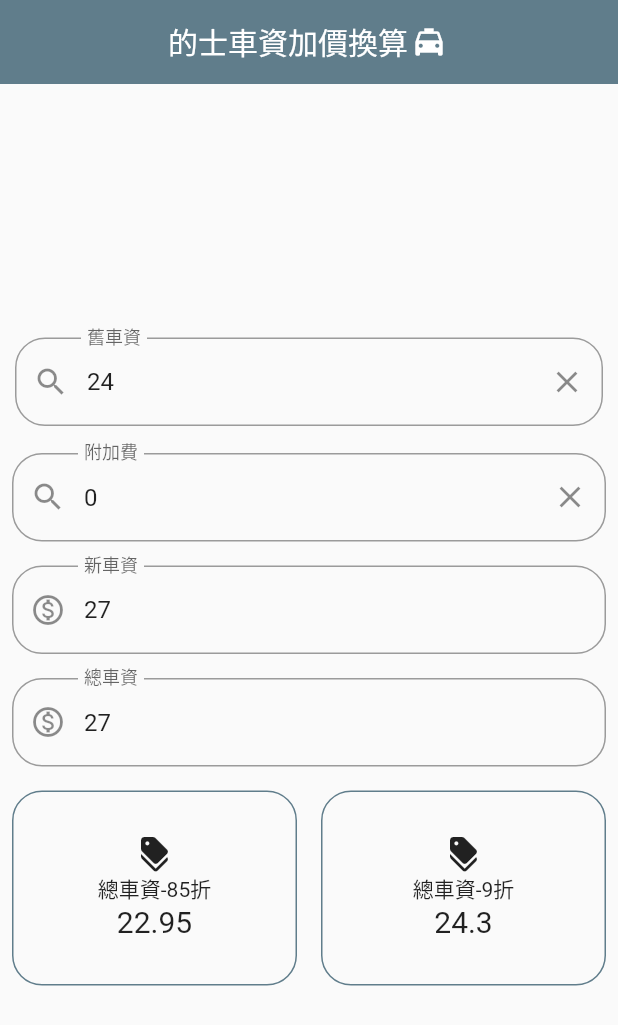
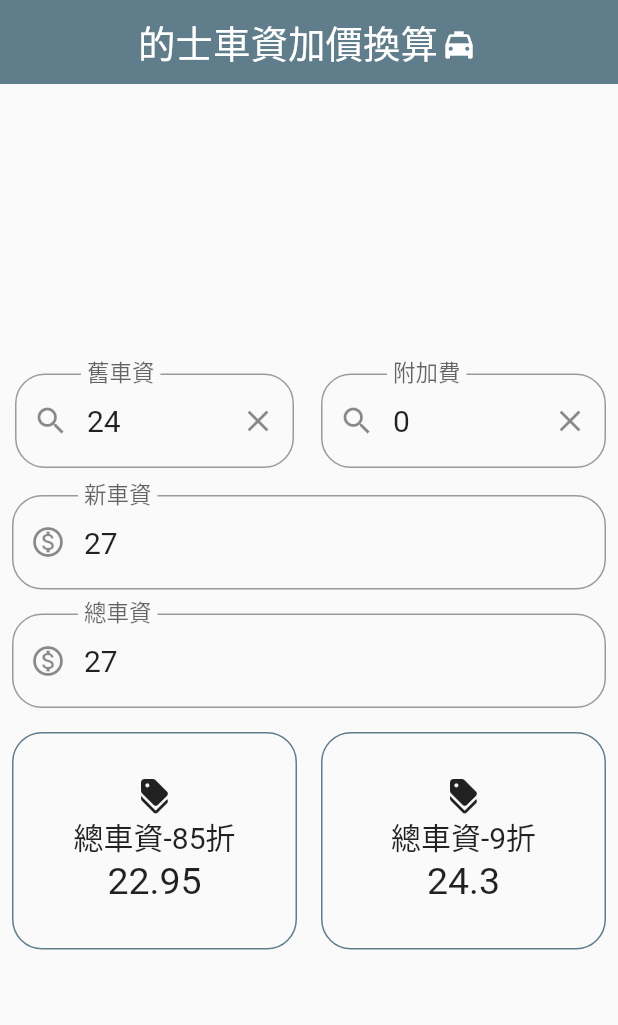
Before and after one commit to Mgambo/hk-taxi-discount-calculator, a Flutter app: the screen it shows after launch, on a phone screen of 412 x 824 dp. Shown: the top 1025 px of the screen. Run offline on Flutter 3.47's test engine with Material 2 defaults, Android fonts, the phone set to English and light mode, and no system bars.

Commit message:
added new const for font style, grouped error message text to language

```diff
--- a/lib/components/price.dart
+++ b/lib/components/price.dart
@@ -1,4 +1,5 @@
 import 'package:flutter/material.dart';
+import '../consts/styles/font.dart';
 
 class priceField extends StatelessWidget {
   String label;
@@ -23,10 +24,11 @@ class priceField extends StatelessWidget {
               Text(
                 label,
                 textAlign: TextAlign.center,
-                style: const TextStyle(fontSize: 14.0),
+                style: const TextStyle(fontSize: Styles_Font.labelFontSize),
               )
           ),
-          Text(price, textAlign: TextAlign.center)
+          Text(price, textAlign: TextAlign.center,
+          style: const TextStyle(fontSize: 25.0),)
         ]
       )
     );
--- a/lib/consts/languages/chinese.dart
+++ b/lib/consts/languages/chinese.dart
@@ -1,3 +1,6 @@
+import '../rate.dart';
+
+const int oldPrice = rate.oldPrice;
 class label {
   static const title = '的士車資加價換算';
   static const originalPrice = '舊車資';
@@ -6,4 +9,8 @@ class label {
   static const totalPrice = '總車資';
   static const eightyFive = '總車資-85折';
   static const ninety = '總車資-9折';
+
+  static const errorMessage = {
+    "invalidInput": '錯誤車資, 最少車資: \$$oldPrice'
+  };
 }
--- a/lib/consts/rate.dart
+++ b/lib/consts/rate.dart
@@ -1,13 +1,13 @@
 class rate {
-  static int oldPrice = 24;
-  static int newPrice = 27;
-  static Map beforeNineKm = const {
+  static const int oldPrice = 24;
+  static const int newPrice = 27;
+  static const Map beforeNineKm = {
     'max': 83.5,
     'meter': 0.2,
     'oldRate': 1.7,
     'newRate': 1.9
   };
-  static Map afterNineKm = const {
+  static const Map afterNineKm = {
     'max': 93.5,
     'oldRate': 1.2,
     'newRate': 1.3
--- /dev/null
+++ b/lib/consts/styles/font.dart
@@ -0,0 +1,3 @@
+class Styles_Font {
+  static const double labelFontSize = 20.0;
+}
--- a/lib/screens/home.dart
+++ b/lib/screens/home.dart
@@ -1,6 +1,7 @@
 import 'package:flutter/material.dart';
+import '../consts/languages/chinese.dart';
 import '../consts/rate.dart';
-import '../consts/languages/chinese.dart';
+import '../consts/styles/font.dart';
 import '../components/price.dart';
 import '../utils/rate.dart';
 
@@ -58,18 +59,18 @@ class _MyHomePageState extends State<MyHomePage> {
       } else {
         newPrice = 0;
       }
-      newPriceController.text = newPrice.toString();
+      newPriceController.text = newPrice.toStringAsFixed(2);
       totalPrice = newPrice + extraPrice;
-      totalPriceController.text = totalPrice.toString();
-      eightyFivePrice = ((newPrice * 0.85) + extraPrice).toStringAsPrecision(3).toString();
-      ninetyPrice = ((newPrice * 0.9) + extraPrice).toStringAsPrecision(3).toString();
+      totalPriceController.text = totalPrice.toStringAsFixed(2);
+      eightyFivePrice = ((newPrice * 0.85) + extraPrice).toStringAsFixed(2);
+      ninetyPrice = ((newPrice * 0.9) + extraPrice).toStringAsFixed(2);
       priceField.priceController.text = ninetyPrice;
     });
   }
 
   String ? get oldPriceErrorText {
     final text = oldPriceController.value.text;
-    String wrongPriceText = '錯誤車資, 請輸入';
+    String? wrongPriceText = label.errorMessage["invalidInput"];
     if (text == '') {
       return wrongPriceText;
     }
@@ -89,7 +90,7 @@ class _MyHomePageState extends State<MyHomePage> {
         title: RichText(
           text: TextSpan(
             children: [
-              TextSpan(text: widget.title, style: const TextStyle(fontSize: 20.0)),
+              TextSpan(text: widget.title, style: const TextStyle(fontSize: 25.0)),
               const WidgetSpan(child:
                 Padding(
                   padding: EdgeInsets.symmetric(horizontal: 2.0),
@@ -113,12 +114,14 @@ class _MyHomePageState extends State<MyHomePage> {
                       controller: oldPriceController,
                       onChanged: (value) => calculatePrice(value, 'old'),
                       keyboardType: const TextInputType.numberWithOptions(decimal: true),
+                      style: const TextStyle(fontSize: Styles_Font.labelFontSize),
                       decoration: InputDecoration(
+                        labelStyle: const TextStyle(fontSize: Styles_Font.labelFontSize),
                         prefixIcon: const Icon(Icons.search),
                         suffixIcon: IconButton(
                           onPressed: () {
-                            oldPriceController.text = rate.oldPrice.toString();
-                            calculatePrice(rate.oldPrice.toString(), 'old');
+                            oldPriceController.text = '0';
+                            calculatePrice('0', 'old');
                           },
                           icon: const Icon(Icons.clear),
                         ),
@@ -131,13 +134,13 @@ class _MyHomePageState extends State<MyHomePage> {
                     ),
                   )
                 ),
-              ]
-            ),
-            Padding(padding: const EdgeInsets.all(8.0),
+                Expanded(
+                  child: Padding(padding: const EdgeInsets.all(8.0),
                     child: TextFormField(
                       controller: extraPriceController,
                       onChanged: (value) => calculatePrice(value, 'extra'),
                       keyboardType: const TextInputType.numberWithOptions(decimal: true),
+                      style: const TextStyle(fontSize: Styles_Font.labelFontSize),
                       decoration: InputDecoration(
                         prefixIcon: const Icon(Icons.search),
                         suffixIcon: IconButton(
@@ -148,18 +151,24 @@ class _MyHomePageState extends State<MyHomePage> {
                           icon: const Icon(Icons.clear),
                         ),
                         labelText: label.extraPrice,
+                        labelStyle: const TextStyle(fontSize: Styles_Font.labelFontSize),
                         border: OutlineInputBorder(
                           borderRadius: BorderRadius.circular(20)
                         )
                       ),
                     ),
                   ),
+                )
+              ]
+            ),
             Padding(padding: const EdgeInsets.all(8.0),
               child: TextFormField(
                 readOnly: true,
                 controller: newPriceController,
+                style: const TextStyle(fontSize: Styles_Font.labelFontSize),
                 decoration: InputDecoration(
                   prefixIcon: const Icon(Icons.monetization_on_outlined),
+                  labelStyle: const TextStyle(fontSize: Styles_Font.labelFontSize),
                   labelText: label.newPrice,
                   border: OutlineInputBorder(
                     borderRadius: BorderRadius.circular(20)
@@ -171,8 +180,10 @@ class _MyHomePageState extends State<MyHomePage> {
               child: TextFormField(
                 readOnly: true,
                 controller: totalPriceController,
+                style: const TextStyle(fontSize: Styles_Font.labelFontSize),
                 decoration: InputDecoration(
                   prefixIcon: const Icon(Icons.monetization_on_outlined),
+                  labelStyle: const TextStyle(fontSize: Styles_Font.labelFontSize),
                   labelText: label.totalPrice,
                   border: OutlineInputBorder(
                     borderRadius: BorderRadius.circular(20)
--- a/lib/utils/rate.dart
+++ b/lib/utils/rate.dart
@@ -20,10 +20,6 @@ class rateUtil {
       return rate.newPrice + (km * rate.beforeNineKm['newRate']);
     } else {
       num km = double.parse((value - rate.beforeNineKm['max']).toStringAsFixed(2)) / rate.afterNineKm['oldRate'];
-      print(km);
-      print(rate.beforeNineKm['max']);
-      print(rate.afterNineKm['max']);
-      // return 0;
       return rate.afterNineKm['max'] + (km * rate.afterNineKm['newRate']);
     }
   }
```
Lines whose indentation alone changed are shown as unchanged.
